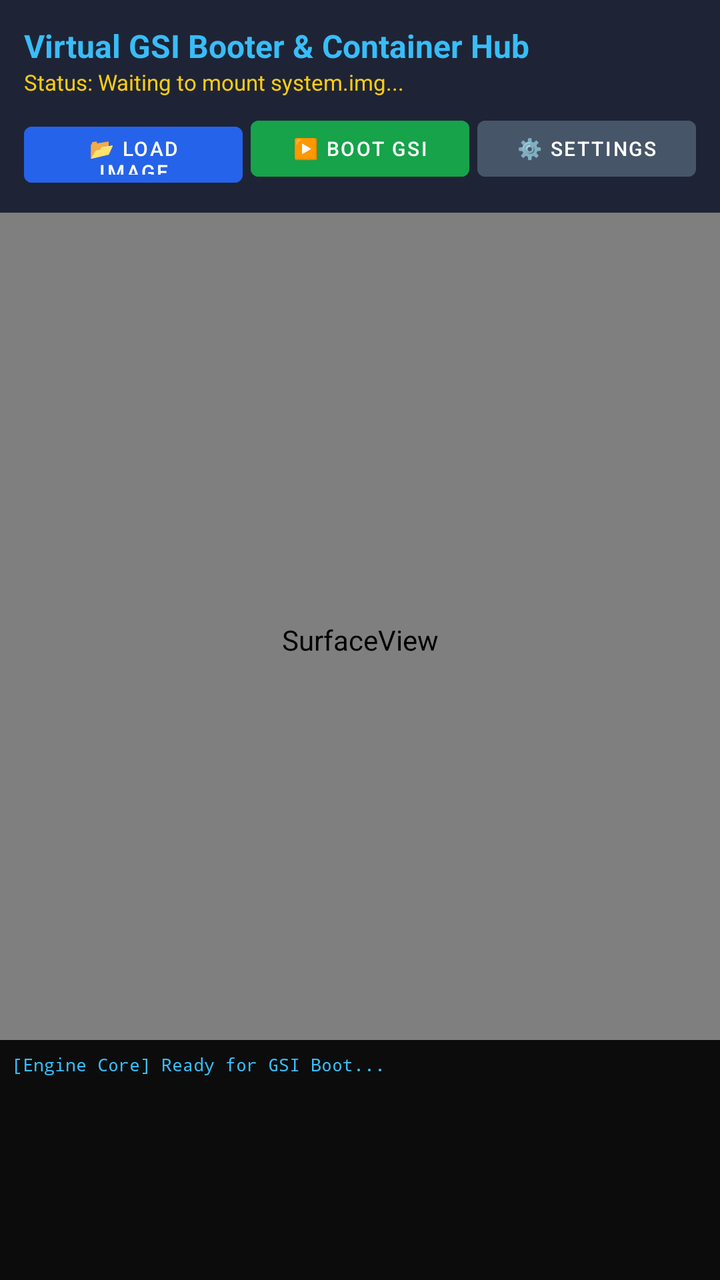
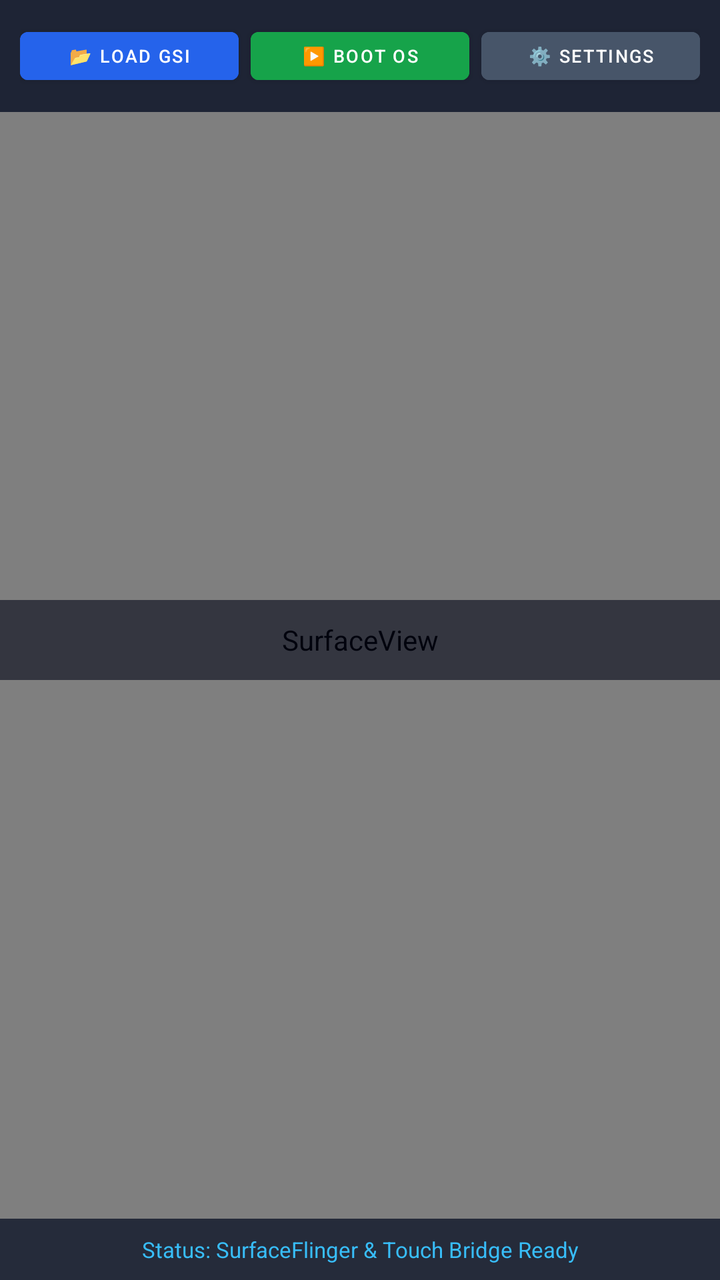

The first picture is an Android layout as it rendered before a commit; the second is the same layout after the commit. The layout source and the unified diff follow.
<!-- AndroidManifest.xml: application theme Theme.MaterialComponents.DayNight.NoActionBar -->
<!-- res/layout/activity_main.xml -->
<?xml version="1.0" encoding="utf-8"?>
<RelativeLayout xmlns:android="http://schemas.android.com/apk/res/android"
    android:layout_width="match_parent"
    android:layout_height="match_parent"
    android:background="#000000">

    <SurfaceView
        android:id="@+id/vmSurfaceView"
        android:layout_width="match_parent"
        android:layout_height="match_parent" />

    <LinearLayout
        android:layout_width="match_parent"
        android:layout_height="wrap_content"
        android:orientation="vertical"
        android:background="#DD0F172A"
        android:padding="12dp"
        android:layout_alignParentTop="true">

        <TextView
            android:layout_width="wrap_content"
            android:layout_height="wrap_content"
            android:text="Virtual GSI Booter &amp; Container Hub"
            android:textColor="#38BDF8"
            android:textSize="16sp"
            android:textStyle="bold" />

        <TextView
            android:id="@+id/tvDisplayStatus"
            android:layout_width="wrap_content"
            android:layout_height="wrap_content"
            android:text="Status: Waiting to mount system.img..."
            android:textColor="#FACC15"
            android:textSize="11sp"
            android:layout_marginBottom="6dp" />

        <LinearLayout
            android:layout_width="match_parent"
            android:layout_height="wrap_content"
            android:orientation="horizontal">

            <Button
                android:id="@+id/btnLoadImg"
                android:layout_width="0dp"
                android:layout_height="40dp"
                android:layout_weight="1"
                android:text="📂 Load Image"
                android:textColor="#FFFFFF"
                android:textSize="10sp"
                android:backgroundTint="#2563EB"
                android:layout_marginEnd="2dp" />

            <Button
                android:id="@+id/btnBootVirtualEngine"
                android:layout_width="0dp"
                android:layout_height="40dp"
                android:layout_weight="1"
                android:text="▶️ Boot GSI"
                android:textColor="#FFFFFF"
                android:textSize="10sp"
                android:backgroundTint="#16A34A"
                android:layout_marginStart="2dp"
                android:layout_marginEnd="2dp" />

            <Button
                android:id="@+id/btnOpenSettings"
                android:layout_width="0dp"
                android:layout_height="40dp"
                android:layout_weight="1"
                android:text="⚙️ Settings"
                android:textColor="#FFFFFF"
                android:textSize="10sp"
                android:backgroundTint="#475569"
                android:layout_marginStart="2dp" />
        </LinearLayout>
    </LinearLayout>

    <GridLayout
        android:id="@+id/appGridContainer"
        android:layout_width="match_parent"
        android:layout_height="wrap_content"
        android:layout_centerInParent="true"
        android:alignmentMode="alignMargins"
        android:columnCount="3"
        android:padding="16dp"
        android:visibility="gone"
        android:background="#CC020617">
    </GridLayout>

    <ScrollView
        android:layout_width="match_parent"
        android:layout_height="120dp"
        android:layout_alignParentBottom="true"
        android:background="#E6000000"
        android:padding="6dp">

        <TextView
            android:id="@+id/tvExecutionLog"
            android:layout_width="match_parent"
            android:layout_height="wrap_content"
            android:textColor="#38BDF8"
            android:fontFamily="monospace"
            android:textSize="9sp"
            android:text="[Engine Core] Ready for GSI Boot..." />
    </ScrollView>

</RelativeLayout>
<!-- resources referenced by this layout -->
<resources>

</resources>

<!-- the commit's change to res/layout/activity_main.xml (unified diff, before → after) -->
@@ -2,7 +2,7 @@
 <RelativeLayout xmlns:android="http://schemas.android.com/apk/res/android"
     android:layout_width="match_parent"
     android:layout_height="match_parent"
-    android:background="#000000">
+    android:background="#020617">
 
     <SurfaceView
         android:id="@+id/vmSurfaceView"
@@ -12,67 +12,44 @@
     <LinearLayout
         android:layout_width="match_parent"
         android:layout_height="wrap_content"
-        android:orientation="vertical"
+        android:orientation="horizontal"
         android:background="#DD0F172A"
-        android:padding="12dp"
+        android:padding="10dp"
         android:layout_alignParentTop="true">
 
-        <TextView
-            android:layout_width="wrap_content"
-            android:layout_height="wrap_content"
-            android:text="Virtual GSI Booter &amp; Container Hub"
-            android:textColor="#38BDF8"
-            android:textSize="16sp"
-            android:textStyle="bold" />
+        <Button
+            android:id="@+id/btnLoadImg"
+            android:layout_width="0dp"
+            android:layout_height="36dp"
+            android:layout_weight="1"
+            android:text="📂 Load GSI"
+            android:textColor="#FFFFFF"
+            android:textSize="9sp"
+            android:backgroundTint="#2563EB"
+            android:layout_marginEnd="4dp" />
 
-        <TextView
-            android:id="@+id/tvDisplayStatus"
-            android:layout_width="wrap_content"
-            android:layout_height="wrap_content"
-            android:text="Status: Waiting to mount system.img..."
-            android:textColor="#FACC15"
-            android:textSize="11sp"
-            android:layout_marginBottom="6dp" />
+        <Button
+            android:id="@+id/btnBootVirtualEngine"
+            android:layout_width="0dp"
+            android:layout_height="36dp"
+            android:layout_weight="1"
+            android:text="▶️ Boot OS"
+            android:textColor="#FFFFFF"
+            android:textSize="9sp"
+            android:backgroundTint="#16A34A"
+            android:layout_marginStart="2dp"
+            android:layout_marginEnd="2dp" />
 
-        <LinearLayout
-            android:layout_width="match_parent"
-            android:layout_height="wrap_content"
-            android:orientation="horizontal">
-
-            <Button
-                android:id="@+id/btnLoadImg"
-                android:layout_width="0dp"
-                android:layout_height="40dp"
-                android:layout_weight="1"
-                android:text="📂 Load Image"
-                android:textColor="#FFFFFF"
-                android:textSize="10sp"
-                android:backgroundTint="#2563EB"
-                android:layout_marginEnd="2dp" />
-
-            <Button
-                android:id="@+id/btnBootVirtualEngine"
-                android:layout_width="0dp"
-                android:layout_height="40dp"
-                android:layout_weight="1"
-                android:text="▶️ Boot GSI"
-                android:textColor="#FFFFFF"
-                android:textSize="10sp"
-                android:backgroundTint="#16A34A"
-                android:layout_marginStart="2dp"
-                android:layout_marginEnd="2dp" />
-
-            <Button
-                android:id="@+id/btnOpenSettings"
-                android:layout_width="0dp"
-                android:layout_height="40dp"
-                android:layout_weight="1"
-                android:text="⚙️ Settings"
-                android:textColor="#FFFFFF"
-                android:textSize="10sp"
-                android:backgroundTint="#475569"
-                android:layout_marginStart="2dp" />
-        </LinearLayout>
+        <Button
+            android:id="@+id/btnOpenSettings"
+            android:layout_width="0dp"
+            android:layout_height="36dp"
+            android:layout_weight="1"
+            android:text="⚙️ Settings"
+            android:textColor="#FFFFFF"
+            android:textSize="9sp"
+            android:backgroundTint="#475569"
+            android:layout_marginStart="4dp" />
     </LinearLayout>
 
     <GridLayout
@@ -82,26 +59,21 @@
         android:layout_centerInParent="true"
         android:alignmentMode="alignMargins"
         android:columnCount="3"
-        android:padding="16dp"
-        android:visibility="gone"
-        android:background="#CC020617">
+        android:padding="20dp"
+        android:visibility="visible"
+        android:background="#99020617">
     </GridLayout>
 
-    <ScrollView
+    <TextView
+        android:id="@+id/tvDisplayStatus"
         android:layout_width="match_parent"
-        android:layout_height="120dp"
+        android:layout_height="wrap_content"
         android:layout_alignParentBottom="true"
-        android:background="#E6000000"
-        android:padding="6dp">
-
-        <TextView
-            android:id="@+id/tvExecutionLog"
-            android:layout_width="match_parent"
-            android:layout_height="wrap_content"
-            android:textColor="#38BDF8"
-            android:fontFamily="monospace"
-            android:textSize="9sp"
-            android:text="[Engine Core] Ready for GSI Boot..." />
-    </ScrollView>
+        android:background="#CC0F172A"
+        android:text="Status: SurfaceFlinger &amp; Touch Bridge Ready"
+        android:textColor="#38BDF8"
+        android:textSize="11sp"
+        android:textAlignment="center"
+        android:padding="8dp" />
 
 </RelativeLayout>
